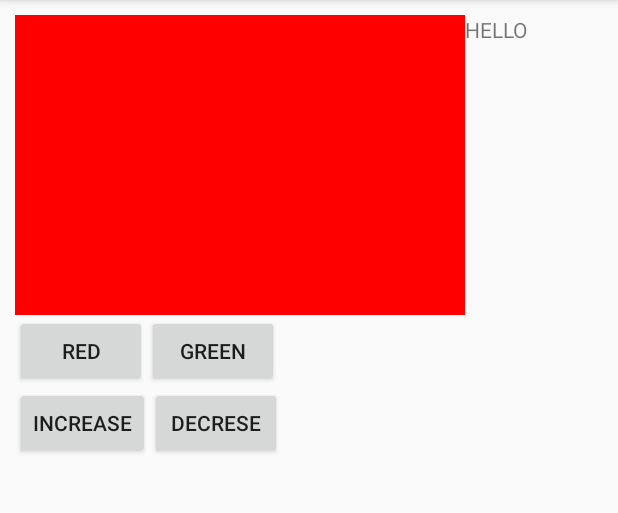
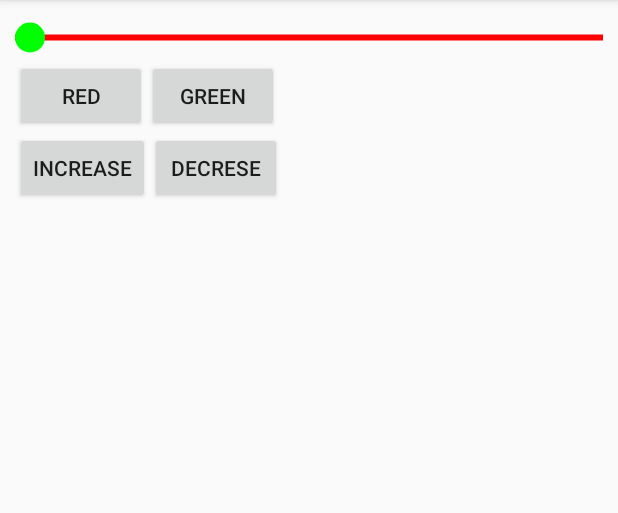
Before and after one commit to nikhil-alr/RangeSeekbar, an Android app: the screen it shows after launch (MainActivity), on a phone screen of 412 x 824 dp, the part 84-597 px from its top. Run offline under Robolectric (Android 15) with nearby library versions, the phone set to English and light mode, and no system bars.

```diff
--- a/MyApplication/app/src/main/java/com/example/myapplication/RangeSeekBar.kt
+++ b/MyApplication/app/src/main/java/com/example/myapplication/RangeSeekBar.kt
@@ -1,13 +1,14 @@
 package com.example.myapplication
 
 import android.content.Context
+import android.content.res.Resources
 import android.graphics.Canvas
 import android.graphics.Color
 import android.graphics.Paint
-import android.graphics.Paint.ANTI_ALIAS_FLAG
 import android.util.AttributeSet
 import android.util.Log
 import android.view.View
+
 
 class RangeSeekBar(context: Context?, attrs: AttributeSet?) : View(context, attrs) {
 
@@ -17,14 +18,20 @@ class RangeSeekBar(context: Context?, attrs: AttributeSet?) : View(context, attr
     var yy = 0f
     var w = 0f
     var h = 0f
+    var thumRadius = 0f;
 
     var rectBodyColor = Color.RED
+    var circleBodyColor = Color.GREEN
+    var thumbBarHeight = 0f;
 
     init {
         context?.theme?.obtainStyledAttributes(
             attrs,
             R.styleable.RangeSeekBar,
             0, 0)?.apply {
+
+            thumRadius =  getResources().getDimension(R.dimen.thumb_radius).toInt().toFloat()
+            thumbBarHeight = getResources().getDimension(R.dimen.thumb_bar_height).toInt().toFloat()
 
             try {
                 mShowText = getBoolean(R.styleable.RangeSeekBar_showText, false)
@@ -57,21 +64,73 @@ class RangeSeekBar(context: Context?, attrs: AttributeSet?) : View(context, attr
         requestLayout()
     }
 
+
+    private fun measureDimension(desiredSize: Int, measureSpec: Int): Int {
+        var result: Int
+        val specMode = MeasureSpec.getMode(measureSpec)
+        val specSize = MeasureSpec.getSize(measureSpec)
+        if (specMode == MeasureSpec.EXACTLY) {
+            result = specSize
+            Log.e("ChartView", "Exactly")
+        } else {
+            Log.e("ChartView", "NotExact")
+            result = desiredSize
+            if (specMode == MeasureSpec.AT_MOST) {
+                result = Math.min(result, specSize)
+//                if(specSize>result)
+//                    result = specSize
+            }
+
+        }
+        if (result < desiredSize) {
+            Log.e("ChartView", "The view is too small, the content might get cut")
+        }
+        return result
+    }
+
+
+    override fun onMeasure(widthMeasureSpec: Int, heightMeasureSpec: Int) {
+        Log.v("Chart onMeasure w", MeasureSpec.toString(widthMeasureSpec))
+        Log.v("Chart onMeasure h", MeasureSpec.toString(heightMeasureSpec))
+        var desiredWidth = 0
+        var desiredHeight = 0
+
+        getResources().apply {desiredWidth =
+            (getDimension(R.dimen.range_seekbar_width)+
+            getDimension(R.dimen.range_seekbar_padding_left)+
+            getDimension(R.dimen.range_seekbar_padding_right)).toInt()}
+
+        getResources().apply {desiredHeight =
+            (getDimension(R.dimen.range_seekbar_height)+
+               getDimension(R.dimen.range_seekbar_padding_top)+
+                    getDimension(R.dimen.range_seekbar_padding_bottom)).toInt()}
+
+                setMeasuredDimension(
+            measureDimension(desiredWidth, widthMeasureSpec),
+            measureDimension(desiredHeight, heightMeasureSpec)
+        )
+    }
+
     override fun onDraw(canvas: Canvas) {
         super.onDraw(canvas)
-
-
         Log.v("SHOW_TEXT","drawing");
-
-
          val reactPaint = Paint(Paint.ANTI_ALIAS_FLAG).apply {
             style = Paint.Style.FILL
              color = rectBodyColor
 
         }
 
+        val circlePaint = Paint(Paint.ANTI_ALIAS_FLAG).apply {
+            style = Paint.Style.FILL
+            color = circleBodyColor
+
+        }
+
         canvas.apply {
-            drawRect(xx, yy, getWidth().toFloat()-w, getHeight().toFloat()-h, reactPaint );
+            //drawRect(xx, yy, getWidth().toFloat()-w, getHeight().toFloat()-h, reactPaint );
+            drawRect(xx, getHeight()/2f-thumbBarHeight, getWidth().toFloat()-w, getHeight()/2f+thumbBarHeight, reactPaint );
+            drawCircle(w+thumRadius, getHeight()/2f, thumRadius, circlePaint);
+            //drawCircle(width.toFloat()-thumRadius+w, getHeight()/2f, thumRadius, circlePaint);
 
         }
     }
--- a/MyApplication/app/src/main/res/layout/activity_main.xml
+++ b/MyApplication/app/src/main/res/layout/activity_main.xml
@@ -11,20 +11,17 @@
 
 
     <LinearLayout
-        android:layout_width="wrap_content"
+        android:layout_width="match_parent"
         android:layout_height="wrap_content"
         android:orientation="horizontal">
     <com.example.myapplication.RangeSeekBar
         android:id="@+id/rangeSeekBar"
         RangeSeekBar:showText="false"
         RangeSeekBar:labelPosition="left"
-        android:layout_height="200dp"
-        android:layout_width="300dp"
-        tools:ignore="MissingConstraints" />
-        <TextView
-            android:layout_width="wrap_content"
-            android:layout_height="wrap_content"
-            android:text="HELLO"></TextView>
+        android:layout_height="match_parent"
+        android:layout_width="match_parent"
+         />
+
     </LinearLayout>
     <LinearLayout
         android:layout_width="match_parent"
--- /dev/null
+++ b/MyApplication/app/src/main/res/values/values.xml
@@ -0,0 +1,14 @@
+<?xml version="1.0" encoding="utf-8"?>
+<resources>
+    <dimen name="range_seekbar_height">20dp</dimen>
+    <dimen name="range_seekbar_width">50dp</dimen>
+    <dimen name="range_seekbar_padding_left">10dp</dimen>
+    <dimen name="range_seekbar_padding_right">10dp</dimen>
+    <dimen name="range_seekbar_padding_top">5dp</dimen>
+    <dimen name="range_seekbar_padding_bottom">5dp</dimen>
+    <dimen name="thumb_radius">10dp</dimen>
+    <dimen name="thumb_bar_height">2dp</dimen>
+
+
+
+</resources>
```
